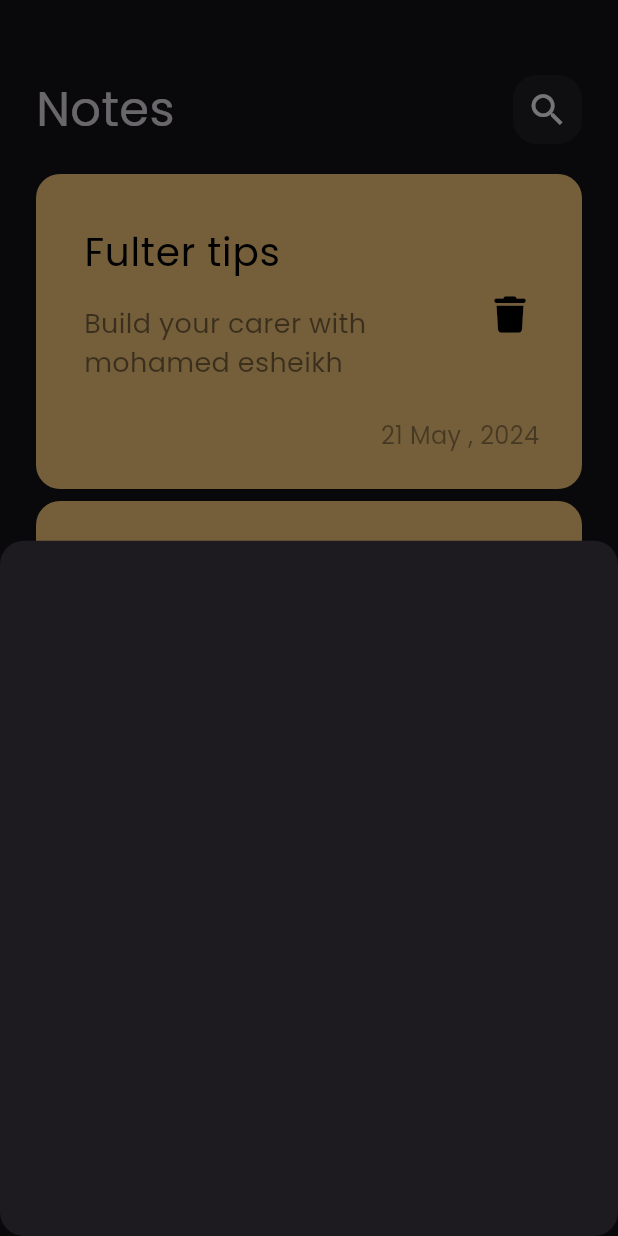
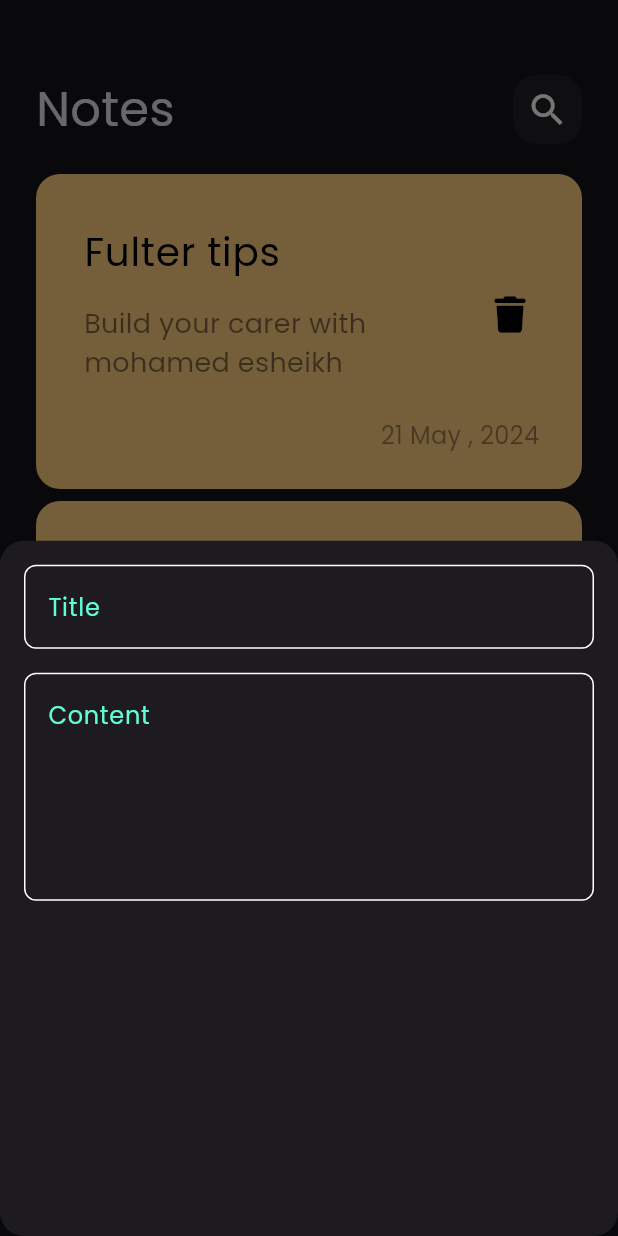
Before and after one commit to mohamedredaelsheikh/notes_app, a Flutter app: the screen it shows after launch, after a tap on the "add" icon, on a phone screen of 412 x 824 dp. Run offline on Flutter 3.47's test engine with Material 3 defaults, Android fonts, the phone set to English and light mode, and no system bars; our stand-ins replace font_awesome_flutter.

Commit message:
Create Custom Text Field

```diff
--- /dev/null
+++ b/lib/constant.dart
@@ -0,0 +1,3 @@
+import 'package:flutter/material.dart';
+
+const kprimaryColor = Color(0xff62FCD7);
--- a/lib/views/notes_view.dart
+++ b/lib/views/notes_view.dart
@@ -1,4 +1,5 @@
 import 'package:flutter/material.dart';
+import 'package:note_app/constant.dart';
 import 'package:note_app/widgets/add_note_botom_sheet.dart';
 import 'package:note_app/widgets/notes_view_body.dart';
 
@@ -9,6 +10,7 @@ class NotesView extends StatelessWidget {
   Widget build(BuildContext context) {
     return Scaffold(
       floatingActionButton: FloatingActionButton(
+        backgroundColor: kprimaryColor,
         onPressed: () {
           showModalBottomSheet(
               shape: RoundedRectangleBorder(
@@ -18,7 +20,7 @@ class NotesView extends StatelessWidget {
                 return const AddNoteBottomSheet();
               });
         },
-        child: const Icon(Icons.add),
+        child: const Icon(Icons.add, color: Colors.black),
       ),
       body: const NotesViewBody(),
     );
--- a/lib/widgets/add_note_botom_sheet.dart
+++ b/lib/widgets/add_note_botom_sheet.dart
@@ -1,10 +1,25 @@
 import 'package:flutter/material.dart';
+import 'package:note_app/widgets/custom_text_field.dart';
 
 class AddNoteBottomSheet extends StatelessWidget {
   const AddNoteBottomSheet({super.key});
 
   @override
   Widget build(BuildContext context) {
-    return Container();
+    return const Padding(
+      padding: EdgeInsets.symmetric(vertical: 16, horizontal: 16),
+      child: Column(
+        children: [
+          CustomTextField(
+            hinttext: "Title",
+          ),
+          SizedBox(height: 16),
+          CustomTextField(
+            maxlines: 5,
+            hinttext: "Content",
+          )
+        ],
+      ),
+    );
   }
 }
--- /dev/null
+++ b/lib/widgets/custom_text_field.dart
@@ -0,0 +1,34 @@
+import 'package:flutter/material.dart';
+import 'package:note_app/constant.dart';
+
+class CustomTextField extends StatelessWidget {
+  const CustomTextField({
+    super.key,
+    required this.hinttext,
+    this.maxlines = 1,
+  });
+  final String hinttext;
+  final int maxlines;
+  @override
+  Widget build(BuildContext context) {
+    return TextField(
+      maxLines: maxlines,
+      cursorColor: kprimaryColor,
+      decoration: InputDecoration(
+          hintText: hinttext,
+          hintStyle: const TextStyle(color: kprimaryColor),
+          border: buildBorder(),
+          enabledBorder: buildBorder(),
+          focusedBorder: buildBorder(kprimaryColor)),
+    );
+  }
+
+  OutlineInputBorder buildBorder([color]) {
+    return OutlineInputBorder(
+      borderRadius: BorderRadius.circular(8),
+      borderSide: BorderSide(
+        color: color ?? Colors.white,
+      ),
+    );
+  }
+}
```
